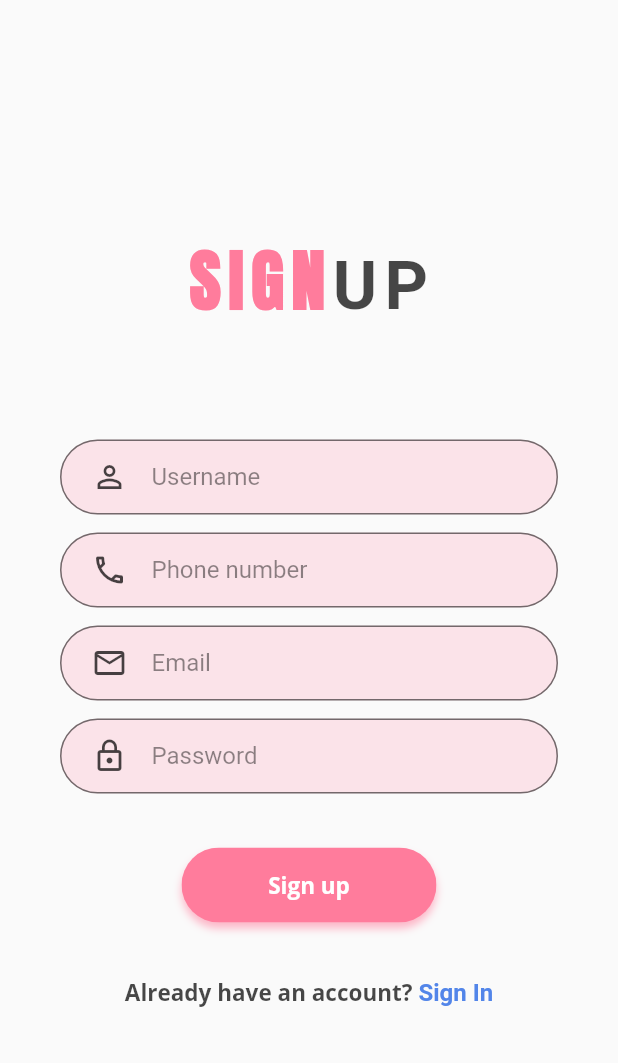
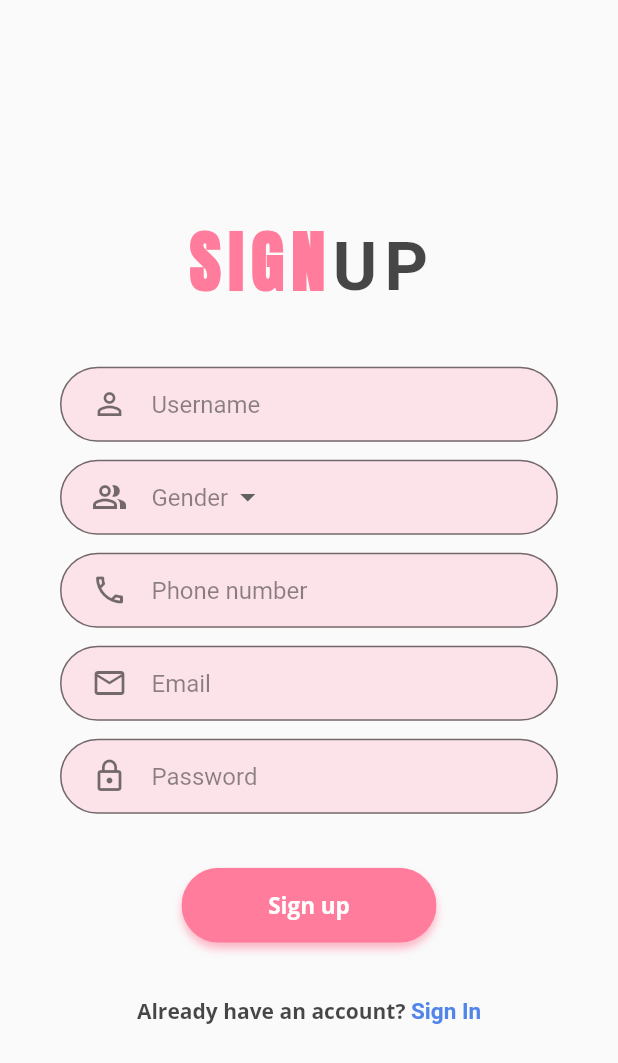
Before and after one commit to DSparda/dsdemy, a Flutter app: the screen it shows after launch, after a tap on "Sign in", on a phone screen of 412 x 824 dp. Shown: the top 1063 px of the screen. Run offline on Flutter 3.47's test engine with Material 2 defaults, Android fonts, the phone set to English and light mode, and no system bars; our stand-ins replace auto_route, flutter_svg, get_it, google_fonts, injectable, stacked and 1 more.

Commit message:
Add custom dropdown and add it to register view

```diff
--- a/lib/src/ui/views/log_in/log_in_view.dart
+++ b/lib/src/ui/views/log_in/log_in_view.dart
@@ -53,7 +53,7 @@ class LogInView extends StatelessWidget {
                       margin: 6,
                     ),
                     Padding(
-                      padding: const EdgeInsets.only(right: 40.0),
+                      padding: const EdgeInsets.only(right: 44.0),
                       child: Align(
                         alignment: Alignment.centerRight,
                         child: TapableText(
@@ -71,7 +71,7 @@ class LogInView extends StatelessWidget {
                     TapableText(
                       t1: model.signUp1,
                       t2: model.signUp2,
-                      fontSize: 15,
+                      fontSize: 14,
                       recognizer: recognizer,
                     )
                   ],
--- a/lib/src/ui/views/register/register_view.dart
+++ b/lib/src/ui/views/register/register_view.dart
@@ -1,6 +1,7 @@
 import 'package:flutter/gestures.dart';
 import 'package:flutter/material.dart';
 import 'package:stacked/stacked.dart';
+import 'package:udemy1/src/ui/widgets/dumb/custom_dropdown.dart';
 import 'package:udemy1/src/ui/widgets/dumb/custom_text_field.dart';
 import 'package:udemy1/src/ui/widgets/dumb/rounded_button.dart';
 import 'package:udemy1/src/ui/widgets/dumb/title_text.dart';
@@ -11,7 +12,7 @@ import 'register_view_model.dart';
 class RegisterView extends StatelessWidget {
   @override
   Widget build(BuildContext context) {
-    return ViewModelBuilder<RegisterViewModel>.nonReactive(
+    return ViewModelBuilder<RegisterViewModel>.reactive(
       viewModelBuilder: () => RegisterViewModel(),
       builder: (
         BuildContext context,
@@ -33,11 +34,18 @@ class RegisterView extends StatelessWidget {
                       TitleText(
                         t1: model.title1,
                         t2: model.title2,
-                        margin: 72,
+                        margin: 36,
                       ),
                       CustomTextField(
                         hint: model.username,
                         icon: model.userIcon,
+                      ),
+                      CustomDropdown(
+                        hint: model.gender,
+                        icon: model.genderIcon,
+                        list: model.genders,
+                        selected: model.selectedGender,
+                        onSelected: model.onGenderSelected,
                       ),
                       CustomTextField(
                         hint: model.phone,
@@ -60,7 +68,7 @@ class RegisterView extends StatelessWidget {
                       TapableText(
                         t1: model.signIn1,
                         t2: model.signIn2,
-                        fontSize: 15,
+                        fontSize: 14,
                         recognizer: recognizer,
                       ),
                     ],
--- a/lib/src/ui/views/register/register_view_model.dart
+++ b/lib/src/ui/views/register/register_view_model.dart
@@ -23,6 +23,17 @@ class RegisterViewModel extends BaseViewModel {
 
   IconData _genderIcon = Icons.people_alt_outlined;
   get genderIcon => _genderIcon;
+
+  List<String> _genders = <String>['Male', 'Female'];
+  get genders => _genders;
+
+  String _selectedGender;
+  get selectedGender => _selectedGender;
+
+  void onGenderSelected(dynamic value) {
+    _selectedGender = value;
+    notifyListeners();
+  }
 
   String _phone = 'Phone number';
   get phone => _phone;
--- /dev/null
+++ b/lib/src/ui/widgets/dumb/custom_dropdown.dart
@@ -0,0 +1,73 @@
+import 'package:flutter/material.dart';
+import 'package:google_fonts/google_fonts.dart';
+import 'package:udemy1/src/app/utils/constants.dart';
+
+const _height = 50.0;
+const _widthPadding = 80.0;
+final _borderRadius = BorderRadius.circular(40.0);
+
+class CustomDropdown extends StatelessWidget {
+  final double margin;
+  final IconData icon;
+  final List<String> list;
+  final String hint;
+  final Function onSelected;
+  final String selected;
+
+  const CustomDropdown({
+    Key key,
+    this.margin = 12,
+    this.icon,
+    this.list,
+    this.hint,
+    this.onSelected,
+    this.selected,
+  }) : super(key: key);
+
+  @override
+  Widget build(BuildContext context) {
+    var size = MediaQuery.of(context).size;
+    return Container(
+      width: size.width - _widthPadding,
+      height: _height,
+      margin: EdgeInsets.only(bottom: margin),
+      decoration: BoxDecoration(
+        color: Constants.pink18,
+        borderRadius: _borderRadius,
+        border: Border.all(
+          color: Constants.black54,
+          width: 1.0,
+        ),
+      ),
+      child: Row(
+        crossAxisAlignment: CrossAxisAlignment.center,
+        children: [
+          Padding(
+            padding: const EdgeInsets.fromLTRB(20, 0, 16, 0),
+            child: Icon(
+              icon,
+              color: Constants.black54,
+            ),
+          ),
+          DropdownButtonHideUnderline(
+            child: DropdownButton(
+                value: selected,
+                hint: Text(hint,
+                    style: GoogleFonts.roboto(
+                      color: Constants.black45,
+                    )),
+                items: toDropdownItems(list),
+                onChanged: onSelected),
+          )
+        ],
+      ),
+    );
+  }
+
+  List<DropdownMenuItem> toDropdownItems(List<String> list) => list
+      .map<DropdownMenuItem<String>>((String value) => DropdownMenuItem<String>(
+            value: value,
+            child: Text(value),
+          ))
+      .toList();
+}
--- a/lib/src/ui/widgets/dumb/custom_text_field.dart
+++ b/lib/src/ui/widgets/dumb/custom_text_field.dart
@@ -4,6 +4,7 @@ import 'package:udemy1/src/app/utils/constants.dart';
 
 const _height = 50.0;
 const _widthPadding = 80.0;
+final _borderRadius = BorderRadius.circular(40.0);
 
 class CustomTextField extends StatelessWidget {
   final double margin;
@@ -22,6 +23,7 @@ class CustomTextField extends StatelessWidget {
   @override
   Widget build(BuildContext context) {
     var size = MediaQuery.of(context).size;
+
     return Container(
       width: size.width - _widthPadding,
       height: _height,
@@ -29,7 +31,7 @@ class CustomTextField extends StatelessWidget {
       padding: EdgeInsets.symmetric(horizontal: 20, vertical: 5),
       decoration: BoxDecoration(
         color: Constants.pink18,
-        borderRadius: BorderRadius.circular(40.0),
+        borderRadius: _borderRadius,
         border: Border.all(
           color: Constants.black54,
           width: 1.0,
@@ -44,7 +46,7 @@ class CustomTextField extends StatelessWidget {
             ),
             icon: Icon(
               icon,
-              color: Constants.black72,
+              color: Constants.black54,
             ),
             border: InputBorder.none),
       ),
```
